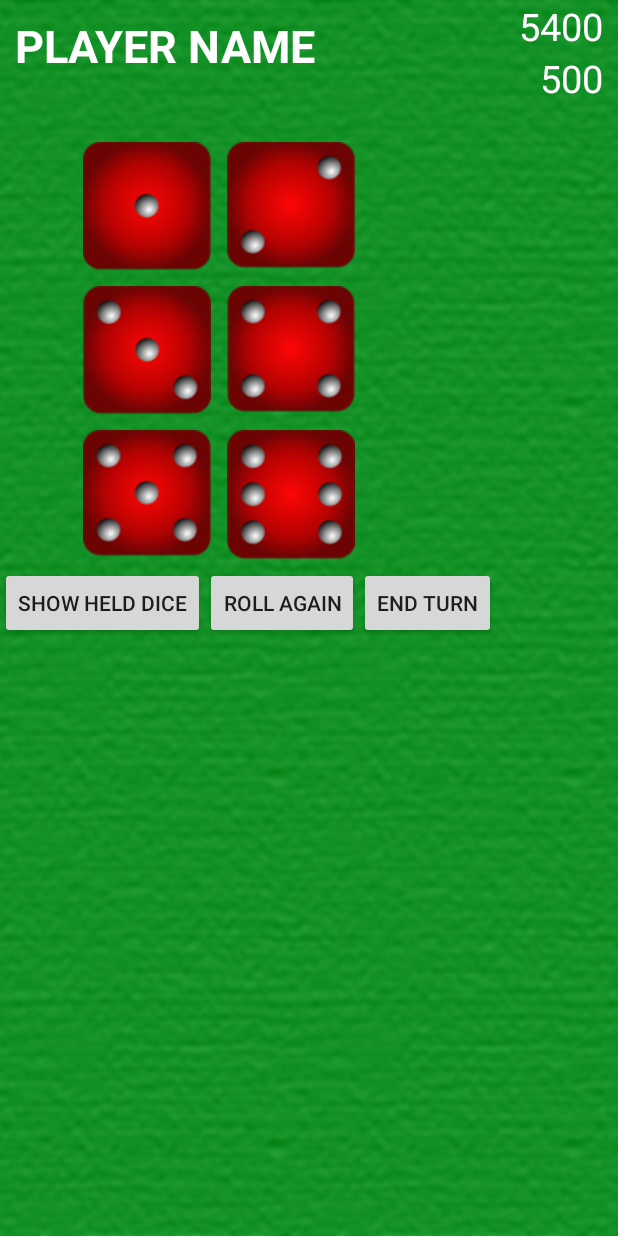
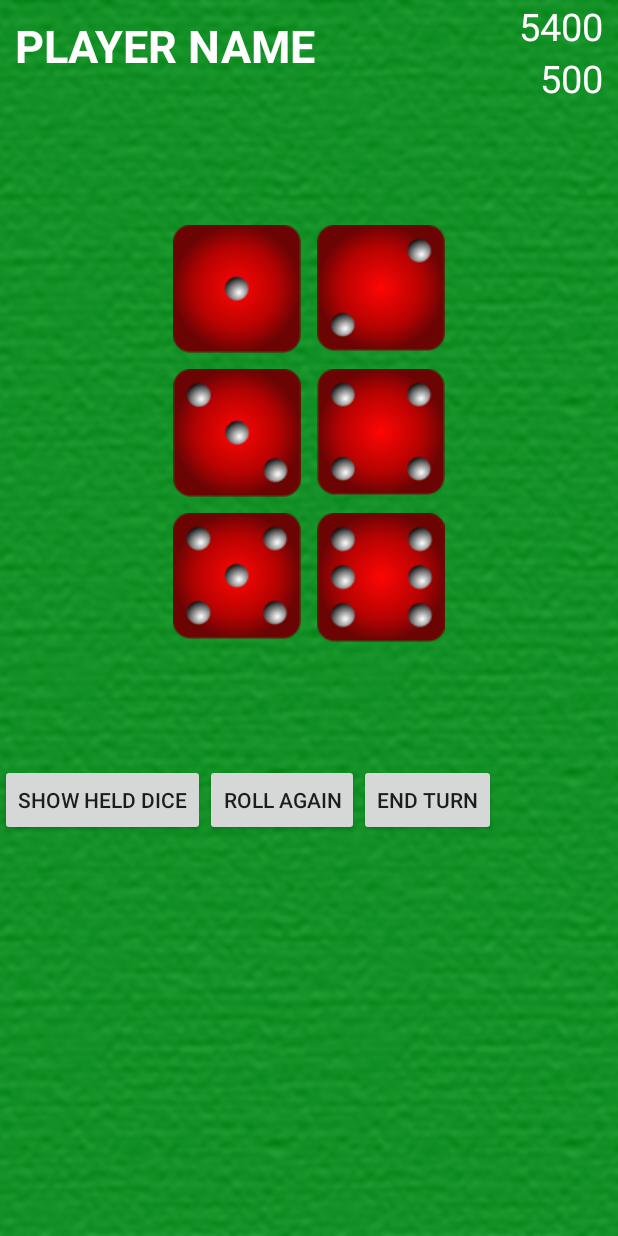
Before and after one commit to hana9235/farkle-app, an Android app: the layout play.xml on its own in the app's theme, with its tools: preview values and no code run, on a phone screen of 412 x 824 dp. Run offline under Robolectric (Android 15) with nearby library versions, the phone set to English and light mode, and no system bars.

Commit message:
align dice in center of play screen, add blank die image

```diff
--- a/android/app/src/main/res/layout/play.xml
+++ b/android/app/src/main/res/layout/play.xml
@@ -64,17 +64,17 @@
         </LinearLayout>
     <LinearLayout
         android:layout_width="fill_parent"
-        android:layout_height="wrap_content">
+        android:layout_height="440dp"
+        android:orientation="horizontal"
+        android:gravity="center_horizontal|center_vertical" >
 
         <GridLayout
             android:layout_width="wrap_content"
             android:layout_height="wrap_content"
             android:columnCount="2"
             android:rowCount="3"
-            android:layout_marginLeft="50dp"
-            android:layout_marginStart="50dp"
-            android:layout_marginTop="20dp"
-            android:id="@+id/rolledGrid" >
+            android:id="@+id/rolledGrid"
+            >
 
             <ImageButton
                 android:maxHeight="15dp"
```
Also changed, not shown: android/app/src/main/res/drawable/blankDie.png (added).
